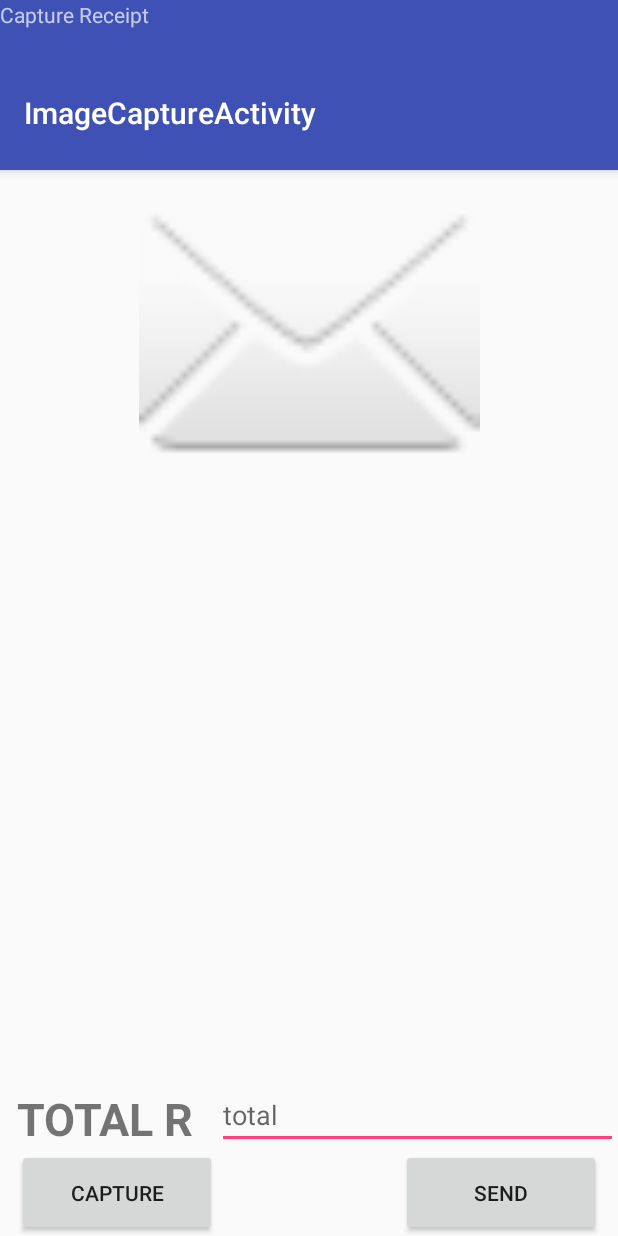
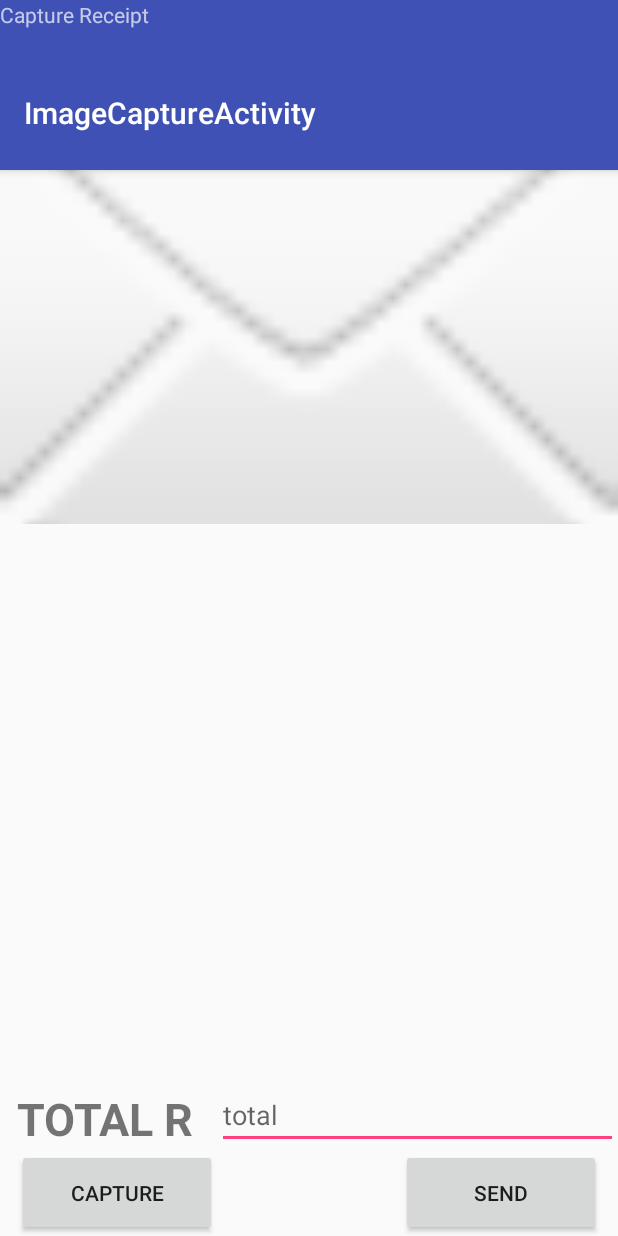
Before and after one commit to ItuT/ReceiptSys, an Android app: the ImageCaptureActivity screen opened directly, with no data from a screen before it, on a phone screen of 412 x 824 dp. Run offline under Robolectric (Android 15) with nearby library versions, the phone set to English and light mode, and no system bars.

Commit message:
Signed-off-by: ItuT <tlalii663@gmail.com>

```diff
--- a/app/src/main/java/za/co/shushine/www/receiptsys/ImageCaptureActivity.java
+++ b/app/src/main/java/za/co/shushine/www/receiptsys/ImageCaptureActivity.java
@@ -67,7 +67,7 @@ public class ImageCaptureActivity extends AppCompatActivity {
     String totalAmount = "";
 
     // define url
-    public static String URL = "http://10.0.0.3:8180/receiptSys/receipts.php";//"http://www.shushine.co.za/receipts.php";//;"<YOUR_API_LINK>";
+    public static String URL = "http://www.shushine.co.za/receiptsys/receipts.php";//;"<YOUR_API_LINK>";"http://10.0.0.3:8180/receiptSys/receipts.php";//
 
     @Override
     protected void onCreate(Bundle savedInstanceState) {
--- a/app/src/main/res/layout/content_image_capture.xml
+++ b/app/src/main/res/layout/content_image_capture.xml
@@ -5,10 +5,7 @@
     android:id="@+id/content_image_capture"
     android:layout_width="match_parent"
     android:layout_height="match_parent"
-    android:paddingBottom="@dimen/activity_vertical_margin"
-    android:paddingLeft="@dimen/activity_horizontal_margin"
-    android:paddingRight="@dimen/activity_horizontal_margin"
-    android:paddingTop="@dimen/activity_vertical_margin"
+
     app:layout_behavior="@string/appbar_scrolling_view_behavior"
     tools:context="za.co.shushine.www.receiptsys.ImageCaptureActivity"
     tools:showIn="@layout/activity_image_capture">
@@ -16,6 +13,7 @@
     <ImageView android:id="@+id/imageView1"
         android:layout_width="match_parent"
         android:layout_height="match_parent"
+        android:scaleType="centerCrop"
         android:src="@android:drawable/ic_dialog_email" />
 
 </RelativeLayout>
```
